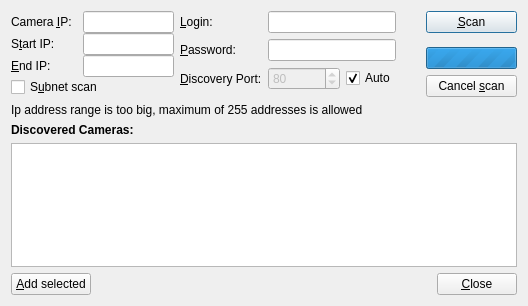
Qt form client/src/ui/dialogs/camera_addition_dialog.ui (networkoptix/nx_open) before a commit.
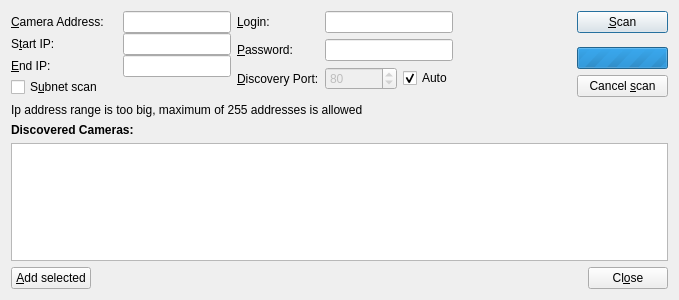
The same form after that commit. Custom widgets are drawn as their Qt base class.

Commit message:
Feature #1489: Allow domain names for "Manual camera addition" form
<==== Mercurial data ====>
Branch: master

What changed in the file:
```diff
--- a/client/src/ui/dialogs/camera_addition_dialog.ui
+++ b/client/src/ui/dialogs/camera_addition_dialog.ui
@@ -6,8 +6,8 @@
    <rect>
     <x>0</x>
     <y>0</y>
-    <width>528</width>
-    <height>306</height>
+    <width>679</width>
+    <height>300</height>
    </rect>
   </property>
   <property name="sizePolicy">
@@ -42,12 +42,12 @@
           <widget class="QLabel" name="cameraIpLabel">
            <property name="minimumSize">
             <size>
-             <width>72</width>
+             <width>112</width>
              <height>0</height>
             </size>
            </property>
            <property name="text">
-            <string>Camera &amp;IP:</string>
+            <string>&amp;Camera Address:</string>
            </property>
            <property name="buddy">
             <cstring>cameraIpLineEdit</cstring>
@@ -74,7 +74,7 @@
            </property>
            <property name="minimumSize">
             <size>
-             <width>72</width>
+             <width>112</width>
              <height>0</height>
             </size>
            </property>
@@ -103,7 +103,7 @@
            </property>
            <property name="minimumSize">
             <size>
-             <width>72</width>
+             <width>112</width>
              <height>0</height>
             </size>
            </property>
@@ -502,7 +502,7 @@
         </size>
        </property>
        <property name="text">
-        <string>&amp;Close</string>
+        <string>Cl&amp;ose</string>
        </property>
       </widget>
      </item>
```
The commit also changes 4 other files.
